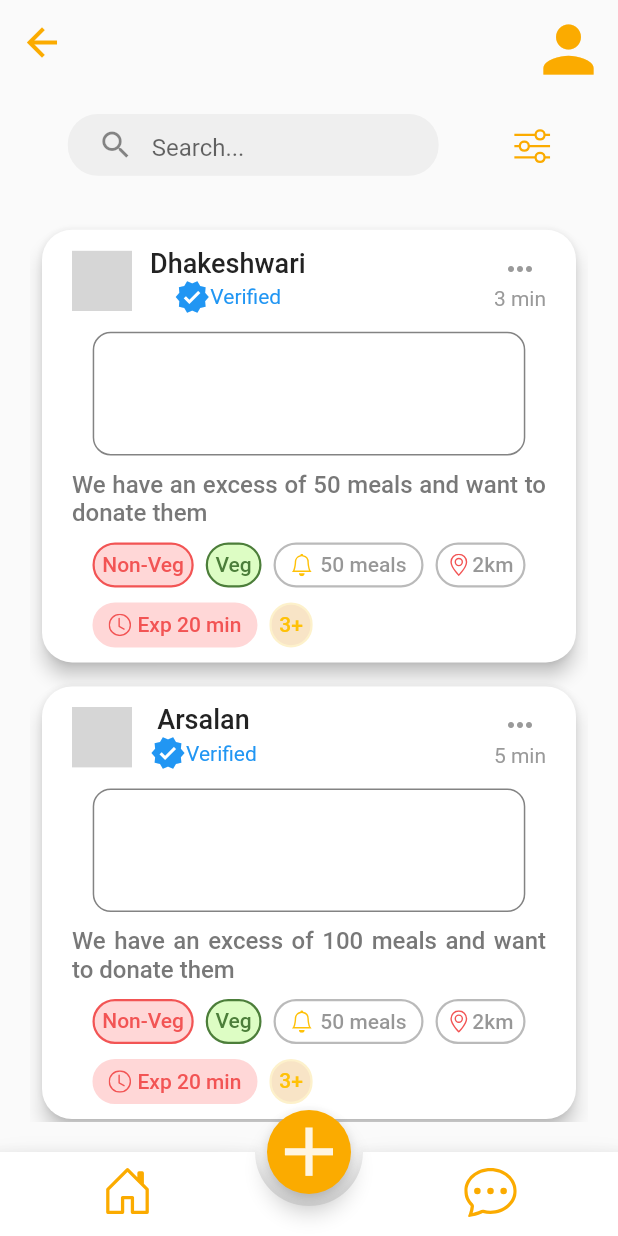
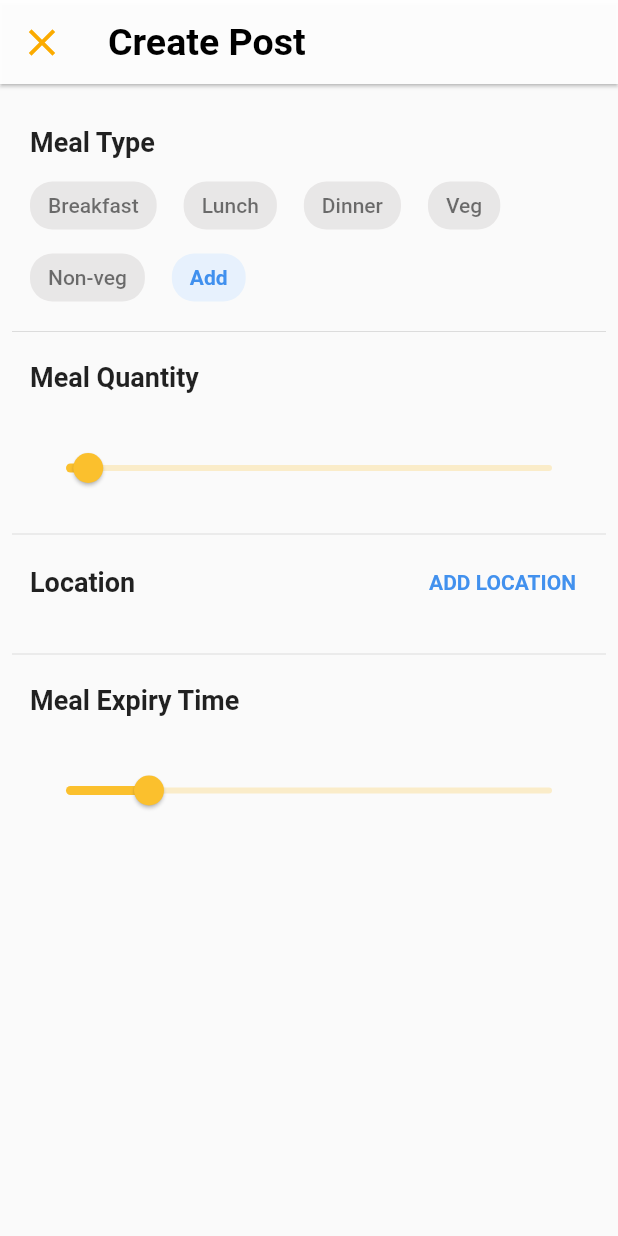
Before and after one commit to Ayushi8989/krita, a Flutter app: the MainPage screen opened directly, after a tap on the "add" icon, on a phone screen of 412 x 824 dp. Run offline on Flutter 3.47's test engine with Material 2 defaults, Android fonts, the phone set to English and light mode, and no system bars; drawn by our look-alikes of animated_bottom_navigation_bar, flutter_profile_picture; our stand-ins replace cached_network_image, cloud_firestore, dotted_border, firebase_auth, firebase_core, firebase_storage and 7 more; accounts and stored records are empty; grey boxes are pictures that could not be loaded.

Commit message:
create createPost page

```diff
--- a/lib/ngo/mainPage.dart
+++ b/lib/ngo/mainPage.dart
@@ -4,6 +4,7 @@ import 'package:krita/constants.dart';
 import 'package:animated_bottom_navigation_bar/animated_bottom_navigation_bar.dart';
 import 'package:flutter_profile_picture/flutter_profile_picture.dart';
 import 'package:icons_plus/icons_plus.dart';
+import 'package:krita/ngo/ngo_createPost.dart';
 import 'package:krita/ngo/reusableWidgets/donationPostDetails.dart';
 import 'package:krita/provider/authentication.dart';
 
@@ -182,7 +183,14 @@ class _MainPageState extends State<MainPage> {
         ),
       ),
       floatingActionButton: FloatingActionButton(
-        onPressed: () {},
+        onPressed: () {
+          Navigator.push(
+            context,
+            MaterialPageRoute(
+              builder: (context) => const ngo_createPost(),
+            ),
+          );
+        },
         child: const Icon(
           Icons.add,
           color: Color.fromARGB(225, 255, 255, 255),
--- /dev/null
+++ b/lib/ngo/ngo_createPost.dart
@@ -0,0 +1,243 @@
+import 'package:flutter/material.dart';
+import 'package:krita/constants.dart';
+import 'package:krita/ngo/reusableWidgets/capsuleCard.dart';
+
+
+class ngo_createPost extends StatefulWidget {
+  const ngo_createPost({Key? key}) : super(key: key);
+
+  @override
+  State<ngo_createPost> createState() => _ngo_createPostState();
+}
+
+class _ngo_createPostState extends State<ngo_createPost> {
+  // int type = 0;
+  bool added = false;
+  double _currentSliderValue = 20;
+  List<int> type = [1, 1, 1, 1, 1];
+  double currentSliderValue = 20;
+
+
+  @override
+  Widget build(BuildContext context) {
+    return Scaffold(
+      appBar: AppBar(
+        backgroundColor: bg_color,
+        leading: IconButton(
+          onPressed: () {
+            Navigator.pop(context);
+          },
+          icon: const Icon(Icons.close),
+          color: main_theme,
+          iconSize: 30,
+        ),
+        title: Text(
+          'Create Post',
+          style: TextStyle(
+            color: Colors.black,
+            fontSize: 25,
+            fontWeight: FontWeight.w600,
+          ),
+        ),
+        elevation: 1,
+      ),
+      body: Padding(
+        padding: const EdgeInsets.symmetric(vertical: 16.0, horizontal: 8.0),
+        child: ListView(
+          children: [
+            Container(
+              width: MediaQuery.of(context).size.width,
+              padding: EdgeInsets.all(12.0),
+              child: Column(
+                crossAxisAlignment: CrossAxisAlignment.start,
+                children: [
+                  Text(
+                    'Meal Type',
+                    style: TextStyle(
+                      fontSize: 18,
+                      fontWeight: FontWeight.w600,
+                    ),
+                  ),
+                  SizedBox(height: 16.0,),
+                  Wrap(
+                    direction: Axis.horizontal,
+                    alignment: WrapAlignment.start,
+                    spacing: 18.0,
+                    runSpacing: 16.0,
+                    children: [
+                      GestureDetector(
+                        onTap: () {
+                          setState(() {
+                            type[0] *= -1;
+                            });
+                          },
+                        child: capsule_Card(
+                          meal_type: 'Breakfast',
+                          isClicked: type[0]==-1 ? true : false,),
+                      ),
+                      GestureDetector(
+                        onTap: () {
+                          setState(() {
+                            type[1] *= -1;
+                          });
+                        },
+                        child: capsule_Card(
+                          meal_type: 'Lunch',
+                          isClicked: type[1]==-1 ? true : false,),
+                      ),
+                      GestureDetector(
+                        onTap: () {
+                          setState(() {
+                            type[2] *= -1;
+                          });
+                        },
+                        child: capsule_Card(
+                          meal_type: 'Dinner',
+                          isClicked: type[2]==-1 ? true : false,),
+                      ),
+                      GestureDetector(
+                        onTap: () {
+                          setState(() {
+                            type[3] *= -1;
+                          });
+                        },
+                        child: capsule_Card(
+                          meal_type: 'Veg',
+                          isClicked: type[3]==-1 ? true : false,),
+                      ),
+                      GestureDetector(
+                        onTap: () {
+                          setState(() {
+                            type[4] *= -1;
+                          });
+                        },
+                        child: capsule_Card(
+                          meal_type: 'Non-veg',
+                          isClicked: type[4]==-1 ? true : false,),
+                      ),
+                      GestureDetector(
+                        onTap: () {
+                          setState(() {
+                            added = !added;
+                          });
+                        },
+                        child: Container(
+                          height: 32,
+                          // width: 70,
+                          padding: const EdgeInsets.symmetric(horizontal: 12.0, vertical: 8.0),
+                          decoration: BoxDecoration(
+                            color: added ? Color.fromARGB(225, 42, 131, 236) : Color.fromARGB(225, 228, 240, 253),                          borderRadius: BorderRadius.circular(15),
+                          ),
+                          child: Text(
+                            'Add',
+                            textAlign: TextAlign.center,
+                            style: TextStyle(
+                              color: added ? Color.fromARGB(225, 228, 240, 253) : Color.fromARGB(225, 42, 131, 236),
+                              fontWeight: FontWeight.w700,
+                            ),
+                          ),
+                        ),
+                      ),
+                    ],
+                  ),
+                ],
+              ),
+            ),
+            Divider(),
+            Container(
+              width: MediaQuery.of(context).size.width,
+              padding: EdgeInsets.all(12.0),
+              child: Column(
+                crossAxisAlignment: CrossAxisAlignment.start,
+                children: [
+                  Text(
+                    'Meal Quantity',
+                    style: TextStyle(
+                      fontSize: 18,
+                      fontWeight: FontWeight.w600,
+                    ),
+                  ),
+                  SizedBox(height: 26.0,),
+                  Slider(
+                    value: _currentSliderValue,
+                    max: 500,
+                    divisions: 500,
+                    label: _currentSliderValue.round().toString(),
+                    onChanged: (double value) {
+                      setState(() {
+                        _currentSliderValue = value;
+                      });
+                    },
+                  ),
+                ],
+              ),
+            ),
+            Divider(),
+            Container(
+              width: MediaQuery.of(context).size.width,
+              padding: EdgeInsets.symmetric(horizontal: 12.0),
+              child: Column(
+                crossAxisAlignment: CrossAxisAlignment.start,
+                children: [
+                  Row(
+                    mainAxisAlignment: MainAxisAlignment.spaceBetween,
+                    children: [
+                      Text(
+                        'Location',
+                        style: TextStyle(
+                          fontSize: 18,
+                          fontWeight: FontWeight.w600,
+                        ),
+                      ),
+
+                      TextButton(
+                        onPressed: () {},
+                        child: Text(
+                          'ADD LOCATION',
+                          style: TextStyle(
+                            fontWeight: FontWeight.w600,
+                            color: Color.fromARGB(225, 42, 131, 236),
+                          ),
+                        ),
+                      )
+                    ],
+                  ),
+                  SizedBox(height: 16.0,),
+                ],
+              ),
+            ),
+            Divider(),
+            Container(
+              width: MediaQuery.of(context).size.width,
+              padding: EdgeInsets.all(12.0),
+              child: Column(
+                crossAxisAlignment: CrossAxisAlignment.start,
+                children: [
+                  Text(
+                    'Meal Expiry Time',
+                    style: TextStyle(
+                      fontSize: 18,
+                      fontWeight: FontWeight.w600,
+                    ),
+                  ),
+                  SizedBox(height: 26.0,),
+                  Slider(
+                    value: currentSliderValue,
+                    max: 120,
+                    divisions: 120,
+                    label: currentSliderValue.round().toString(),
+                    onChanged: (double value) {
+                      setState(() {
+                        currentSliderValue = value;
+                      });
+                    },
+                  ),
+                ],
+              ),
+            ),
+          ],
+        ),
+      ),
+    );
+  }
+}
--- /dev/null
+++ b/lib/ngo/reusableWidgets/capsuleCard.dart
@@ -0,0 +1,29 @@
+import 'package:flutter/material.dart';
+import 'package:krita/constants.dart';
+
+class capsule_Card extends StatelessWidget {
+  String meal_type;
+  bool isClicked;
+
+  capsule_Card({key, required this.meal_type, required this.isClicked}) : super(key: key);
+
+  @override
+  Widget build(BuildContext context) {
+    return Container(
+      height: 32,
+      // width: 70,
+      padding: const EdgeInsets.symmetric(horizontal: 12.0, vertical: 8.0),
+      decoration: BoxDecoration(
+        color: isClicked ? main_theme : Color.fromARGB(225, 230, 228, 228),                          borderRadius: BorderRadius.circular(15),
+      ),
+      child: Text(
+        meal_type,
+        textAlign: TextAlign.center,
+        style: TextStyle(
+          color: isClicked ? Colors.white : Colors.black54,
+          fontWeight: FontWeight.w500,
+        ),
+      ),
+    );
+  }
+}
--- a/lib/ngo/reusableWidgets/userRoleCard.dart
+++ b/lib/ngo/reusableWidgets/userRoleCard.dart
@@ -2,7 +2,7 @@ import 'package:flutter/material.dart';
 
 import 'package:krita/constants.dart';
 
-class userRole_Card extends StatefulWidget {
+class userRole_Card extends StatelessWidget {
   final String heading;
   final String description;
   bool isClicked;
@@ -15,22 +15,17 @@ class userRole_Card extends StatefulWidget {
       : super(key: key);
 
   @override
-  State<userRole_Card> createState() => _userRole_CardState();
-}
-
-class _userRole_CardState extends State<userRole_Card> {
-  @override
   Widget build(BuildContext context) {
     return Card(
       margin: const EdgeInsets.fromLTRB(40.0, 10.0, 40.0, 20.0),
-      color: widget.isClicked
+      color: isClicked
           ? Color.fromARGB(230, 255, 227, 168)
           : Color.fromARGB(225, 230, 228, 228),
       elevation: 0,
       shape: RoundedRectangleBorder(
         borderRadius: const BorderRadius.all(Radius.circular(20)),
         side: BorderSide(
-          color: widget.isClicked
+          color: isClicked
               ? main_theme
               : Color.fromARGB(225, 230, 228, 228),
           width: 2,
@@ -46,7 +41,7 @@ class _userRole_CardState extends State<userRole_Card> {
             crossAxisAlignment: CrossAxisAlignment.start,
             children: [
               Text(
-                widget.heading,
+                heading,
                 style: const TextStyle(
                   fontSize: 18.0,
                   fontWeight: FontWeight.w600,
@@ -55,7 +50,7 @@ class _userRole_CardState extends State<userRole_Card> {
               ),
               // const SizedBox(height: 3.0,),
               Text(
-                widget.description,
+                description,
                 style: const TextStyle(
                     fontSize: 14.0,
                     fontWeight: FontWeight.w400,
--- a/pubspec.yaml
+++ b/pubspec.yaml
@@ -57,6 +57,7 @@ dependencies:
   geocoding: ^2.1.0
   cached_network_image: ^3.2.3
   web_socket_channel: ^2.4.0
+  syncfusion_flutter_sliders: ^21.1.39
 
 dev_dependencies:
   flutter_lints: ^2.0.0
```
Also changed, not shown: pubspec.lock, 1 other file.
